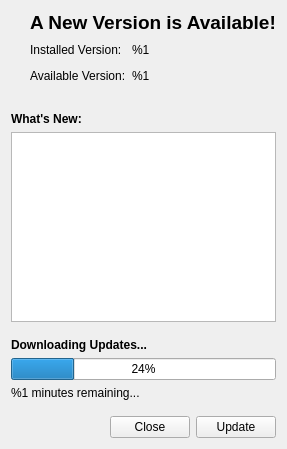
This is src/updaterwindow.ui in nuttyartist/notes as Qt 5 draws it before an edit. The edited form follows.
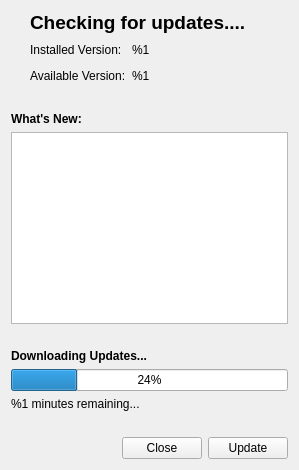
This is the edited form. Icons and pictures are not drawn.

Commit message: Perform a simple text animation while checking for updates

The edit to the form file:
```diff
--- a/src/updaterwindow.ui
+++ b/src/updaterwindow.ui
@@ -6,8 +6,8 @@
    <rect>
     <x>0</x>
     <y>0</y>
-    <width>272</width>
-    <height>449</height>
+    <width>299</width>
+    <height>470</height>
    </rect>
   </property>
   <property name="windowTitle">
@@ -67,7 +67,7 @@
             </font>
            </property>
            <property name="text">
-            <string>A New Version is Available!</string>
+            <string>Checking for updates....</string>
            </property>
           </widget>
          </item>
```
The commit also changes 5 other files.
